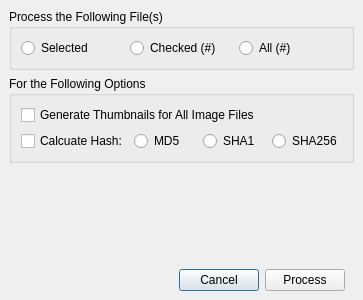
First picture: the form in digdeeperdialog.ui, repository pjrinaldi/wombatforensics, before the edit.
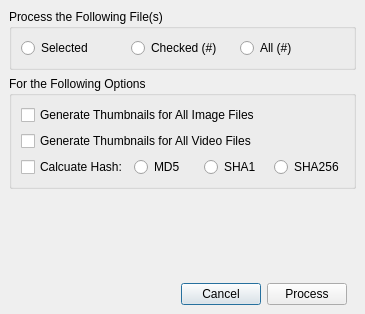
Second picture: the form after the edit.

Commit message:
working on video thumbnailer. added video option to dig deeper, dig status and baseline function placeholders for operation.
now to begin generation code...

What changed in the file:
```diff
--- a/digdeeperdialog.ui
+++ b/digdeeperdialog.ui
@@ -9,8 +9,8 @@
    <rect>
     <x>0</x>
     <y>0</y>
-    <width>363</width>
-    <height>300</height>
+    <width>365</width>
+    <height>314</height>
    </rect>
   </property>
   <property name="windowTitle">
@@ -105,6 +105,13 @@
           </property>
          </widget>
         </item>
+        <item>
+         <widget class="QCheckBox" name="videocheckBox">
+          <property name="text">
+           <string>Generate Thumbnails for All Video Files</string>
+          </property>
+         </widget>
+        </item>
         <item>
          <layout class="QHBoxLayout" name="horizontalLayout_3">
           <item>
```
The commit also changes 10 other files.
